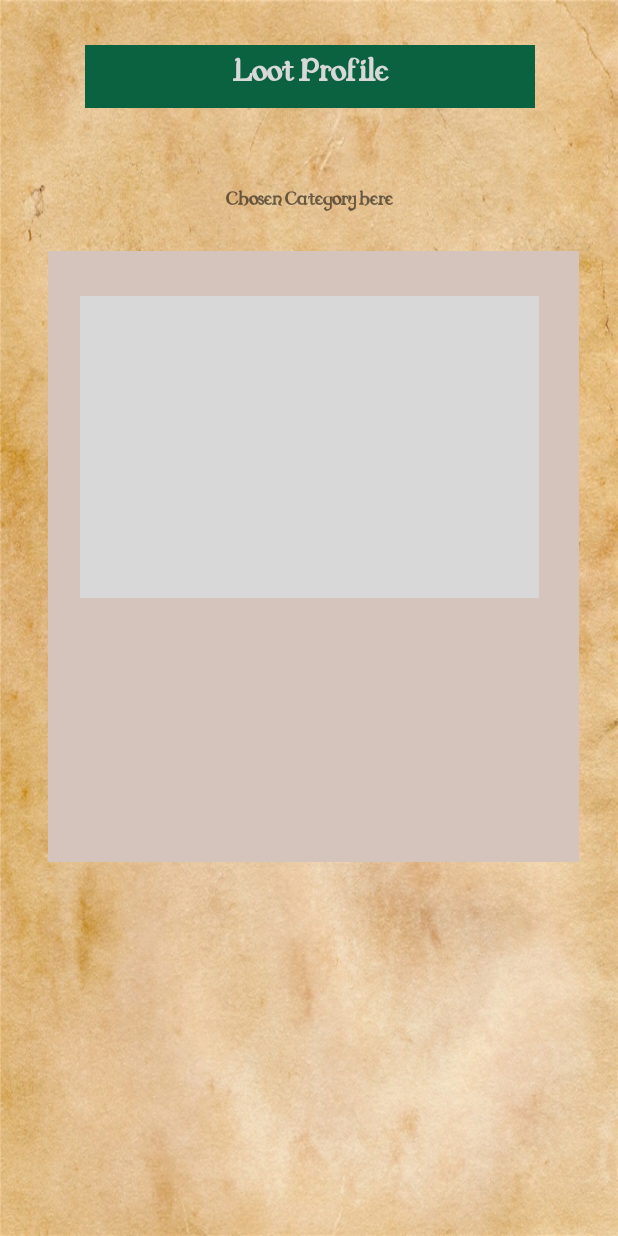
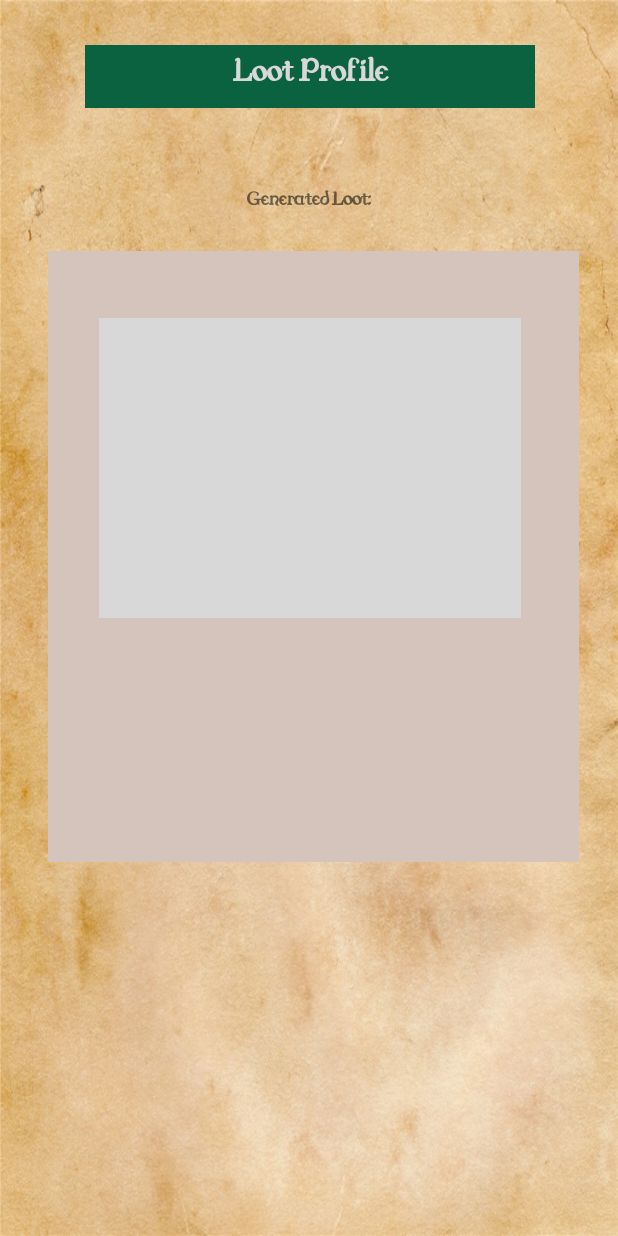
Before and after one commit to yanamagtoto/DungeonMastersToolbox2, an Android app: the layout activity_profile_loot.xml on its own in the app's theme, with its tools: preview values and no code run, on a phone screen of 412 x 824 dp. Run offline under Robolectric (Android 15) with nearby library versions, the phone set to English and light mode, and no system bars.

Commit message:
Changed label and appropriate ID names.

```diff
--- a/app/src/main/res/layout/activity_profile_loot.xml
+++ b/app/src/main/res/layout/activity_profile_loot.xml
@@ -23,10 +23,29 @@
         app:layout_constraintVertical_bias="0.397" />
 
     <TextView
+        android:id="@+id/txtview_profile_loot"
+        android:layout_width="281dp"
+        android:layout_height="200dp"
+        android:layout_marginStart="8dp"
+        android:layout_marginTop="8dp"
+        android:layout_marginEnd="8dp"
+        android:layout_marginBottom="8dp"
+        android:background="@color/colorAccent"
+        android:textAlignment="center"
+        android:textColor="@color/borderColor"
+        android:textSize="18sp"
+        app:layout_constraintBottom_toBottomOf="parent"
+        app:layout_constraintEnd_toEndOf="parent"
+        app:layout_constraintHorizontal_bias="0.505"
+        app:layout_constraintStart_toStartOf="parent"
+        app:layout_constraintTop_toTopOf="parent"
+        app:layout_constraintVertical_bias="0.335" />
+
+    <TextView
         android:id="@+id/txtview_profile_loot_category"
         android:layout_width="wrap_content"
         android:layout_height="wrap_content"
-        android:text="Chosen Category here"
+        android:text="Generated Loot:"
         android:textSize="18sp"
         android:textStyle="bold"
         app:layout_constraintBottom_toBottomOf="parent"
@@ -34,21 +53,6 @@
         app:layout_constraintStart_toStartOf="parent"
         app:layout_constraintTop_toTopOf="parent"
         app:layout_constraintVertical_bias="0.152" />
-
-    <ListView
-        android:id="@+id/listview_profile_lootList"
-        android:layout_width="306dp"
-        android:layout_height="201dp"
-        android:layout_marginStart="8dp"
-        android:layout_marginTop="8dp"
-        android:layout_marginEnd="8dp"
-        android:layout_marginBottom="8dp"
-        android:background="@color/colorAccent"
-        app:layout_constraintBottom_toBottomOf="parent"
-        app:layout_constraintEnd_toEndOf="parent"
-        app:layout_constraintStart_toStartOf="parent"
-        app:layout_constraintTop_toTopOf="parent"
-        app:layout_constraintVertical_bias="0.312" />
 
     <TextView
         android:id="@+id/txtView_home_lbl5"
```
Also changed, not shown: app/src/main/res/layout/activity_loot_generator.xml (+4 -5 lines).
